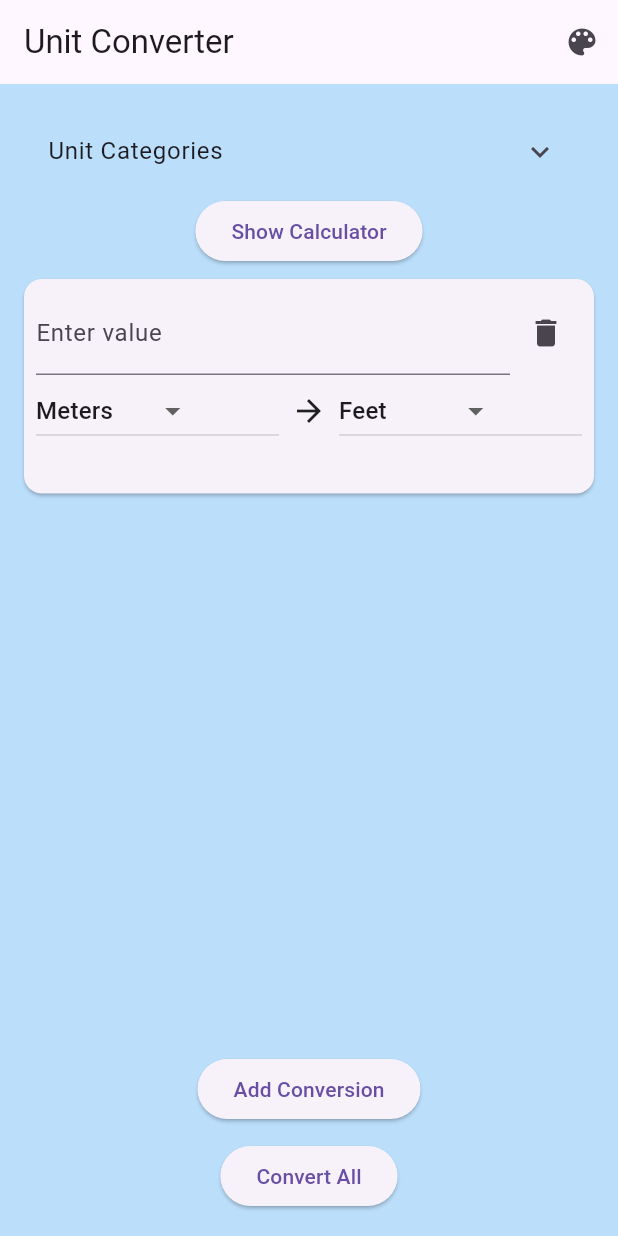
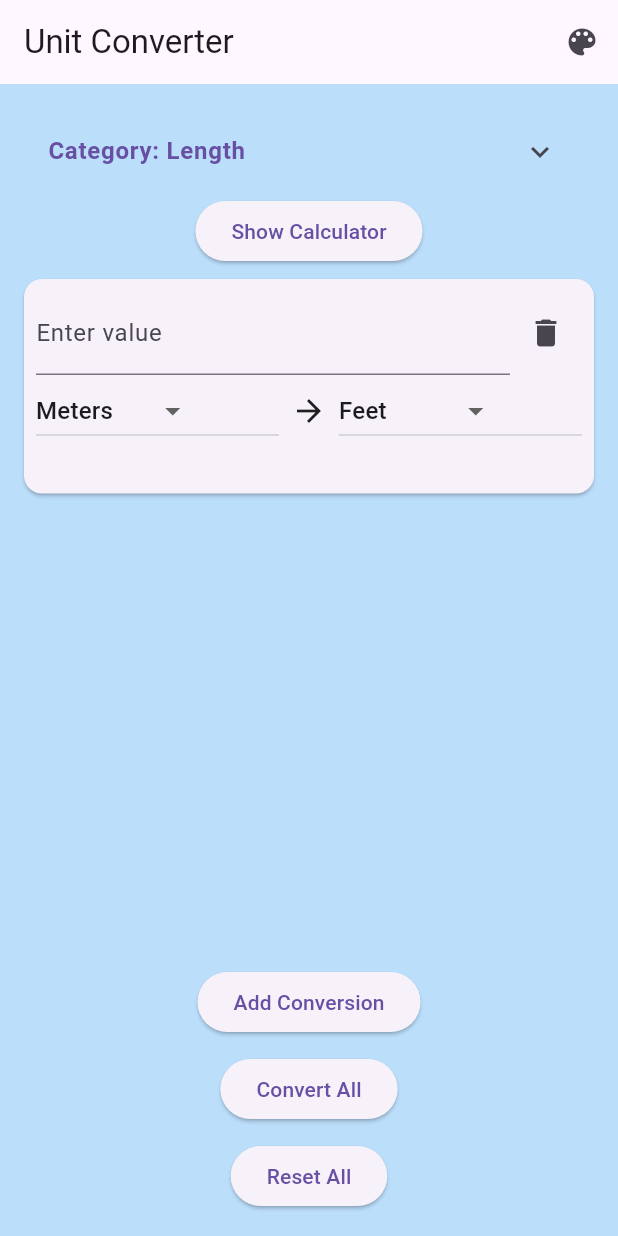
Before and after one commit to AhmadDaneil/anyunit, a Flutter app: the screen it shows after launch, on a phone screen of 412 x 824 dp. Run offline on Flutter 3.47's test engine with Material 3 defaults, Android fonts, the phone set to English and light mode, and no system bars; our stand-ins replace flutter_colorpicker.

Commit message:
Adding "Reset all" button

```diff
--- a/lib/theme.dart
+++ b/lib/theme.dart
@@ -15,7 +15,7 @@ class ThemeChanger extends StatelessWidget {
         return AlertDialog(
           title: const Text('Pick a Color'),
           content: SingleChildScrollView(
-            child: BlockPicker(
+            child: ColorPicker(
               pickerColor: pickerColor,
               onColorChanged: (Color color) {
                 pickerColor = color; // Update selected color
--- a/lib/unit_conversion_app.dart
+++ b/lib/unit_conversion_app.dart
@@ -1,6 +1,5 @@
 import 'package:flutter/material.dart';
 import 'calculator_widget.dart';
-
 
 class UnitConversionApp extends StatefulWidget {
   const UnitConversionApp({super.key});
@@ -25,11 +24,13 @@ class _UnitConversionAppState extends State<UnitConversionApp> {
           bodyMedium: TextStyle(color: _themeColor.shade900),
         ),
       ),
-      home: ConversionPage(onThemeChanged: (color) {
-        setState(() {
-          _themeColor = color;
-        });
-      }),
+      home: ConversionPage(
+        onThemeChanged: (color) {
+          setState(() {
+            _themeColor = color;
+          });
+        },
+      ),
     );
   }
 }
@@ -144,6 +145,15 @@ class _ConversionPageState extends State<ConversionPage> {
     });
   }
 
+  void _resetConversions() {
+    setState(() {
+      for (var conversion in _conversions) {
+        conversion['input'].clear();
+        conversion['result'] = '';
+      }
+    });
+  }
+
   @override
   Widget build(BuildContext context) {
     return Scaffold(
@@ -161,10 +171,19 @@ class _ConversionPageState extends State<ConversionPage> {
         child: Column(
           children: [
             ExpansionTile(
-              title: const Text('Unit Categories'),
+              title: Text(
+                'Category: $_selectedCategory',
+                style: TextStyle(
+                  fontWeight: FontWeight.bold,
+                  color: Theme.of(context).primaryColor,
+                ),
+              ),
               children: unitCategories.keys.map((category) {
                 return ListTile(
                   title: Text(category),
+                  tileColor: category == _selectedCategory
+                      ? Theme.of(context).primaryColorLight
+                      : null,
                   onTap: () {
                     setState(() {
                       _selectedCategory = category;
@@ -275,6 +294,11 @@ class _ConversionPageState extends State<ConversionPage> {
               onPressed: _convertAll,
               child: const Text('Convert All'),
             ),
+            const SizedBox(height: 10),
+            ElevatedButton(
+              onPressed: _resetConversions,
+              child: const Text('Reset All'),
+            ),
           ],
         ),
       ),
```
